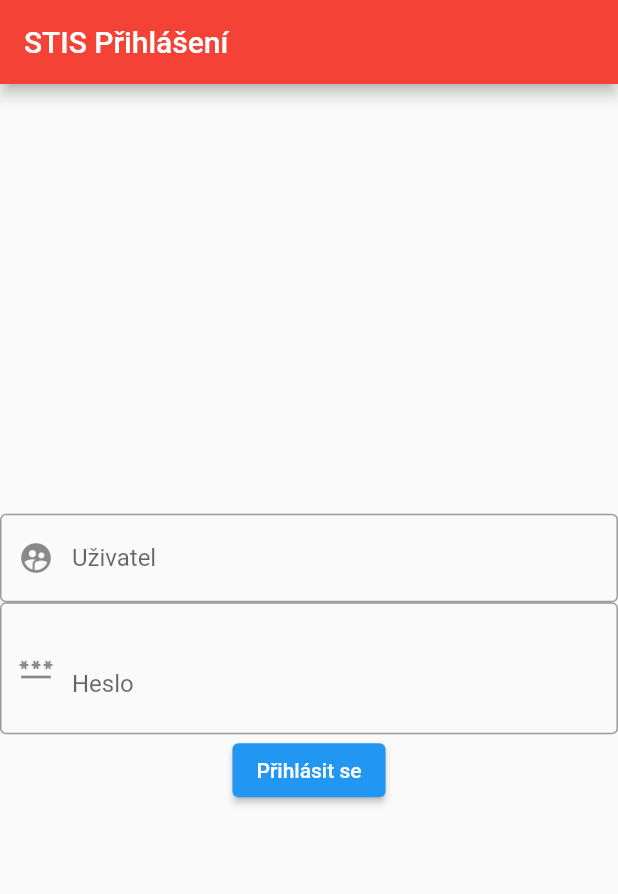
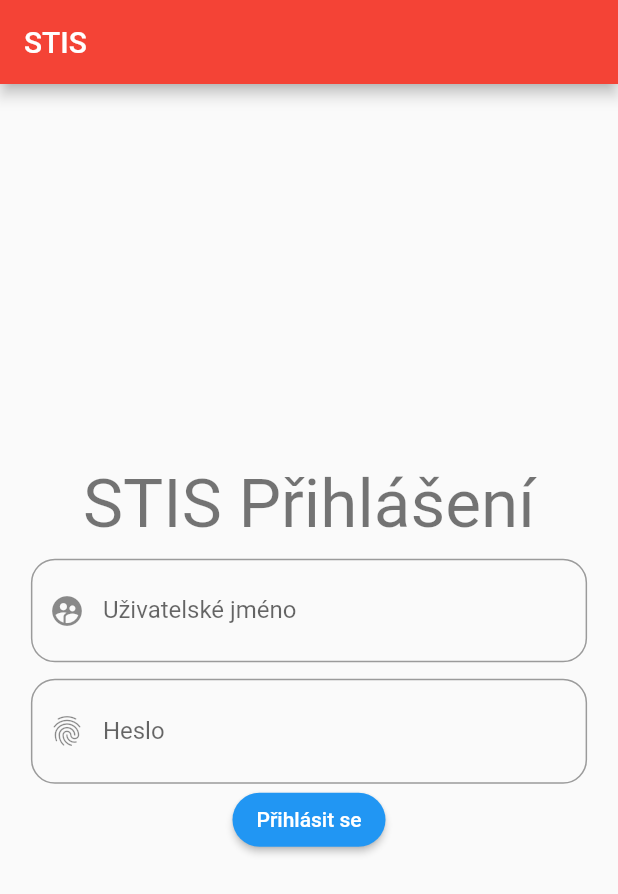
Before and after one commit to tobisminer/StarnetLogin, a Flutter app: the screen it shows after launch, on a phone screen of 412 x 824 dp. Shown: the top 894 px of the screen. Run offline on Flutter 3.47's test engine with Material 2 defaults, Android fonts, the light colour scheme and no system bars.

Commit message:
UI changes

```diff
--- /dev/null
+++ b/lib/constants/strings.dart
@@ -0,0 +1,5 @@
+const String appName = "STIS";
+const String loginScreenTitle = "STIS Přihlášení";
+const String loginUserName = "Uživatelské jméno";
+const String loginPassword = "Heslo";
+const String loginButton = "Přihlásit se";
--- a/lib/home_screen.dart
+++ b/lib/home_screen.dart
@@ -14,7 +14,7 @@ class HomeScreen extends StatelessWidget {
       ),
       body: Center(
         child: SizedBox(
-          width: 400,
+          width: MediaQuery.of(context).size.width * 0.8,
           child: Card(
             child: Column(
               children: [
--- a/lib/main.dart
+++ b/lib/main.dart
@@ -1,6 +1,7 @@
 import 'package:flutter/material.dart';
 import 'package:starnet_login/utils.dart';
 import 'package:starnet_login/home_screen.dart';
+import 'package:starnet_login/constants/strings.dart';
 
 void main() {
   runApp(const MyApp());
@@ -38,15 +39,12 @@ class _LoginScreenState extends State<LoginScreen> {
             MaterialPageRoute(builder: (context) => HomeScreen(token: token)));
       });
     } catch (e) {
-      ScaffoldMessenger.of(context).showSnackBar(
-          SnackBar(
-            backgroundColor: Colors.red,
-            duration: const Duration(seconds: 5),
-            content: Text(e.toString()),
-          )
-      );
+      showErrorToUser(e, context);
+    }
   }
 
+  void hideSnackBar() {
+    ScaffoldMessenger.of(context).hideCurrentSnackBar();
   }
 
   @override
@@ -60,29 +58,57 @@ class _LoginScreenState extends State<LoginScreen> {
   Widget build(BuildContext context) {
     return Scaffold(
       appBar: AppBar(
-        title: const Text("STIS Přihlášení"),
+        title: const Text(appName),
         backgroundColor: Colors.red,
       ),
-      body: Column(
-        crossAxisAlignment: CrossAxisAlignment.center,
-        mainAxisAlignment: MainAxisAlignment.center,
-        children: [
-          TextField(
+      body: Center(
+        child: SizedBox(
+          width: MediaQuery.of(context).size.width * 0.9,
+          child: Column(mainAxisAlignment: MainAxisAlignment.center, children: [
+            Text(loginScreenTitle,
+                style: Theme.of(context).textTheme.displaySmall),
+            const SizedBox(height: 10.0),
+            SizedBox(
+                height: 70.0,
+                child: TextField(
                   controller: _userController,
-            decoration: const InputDecoration(
-                border: OutlineInputBorder(),
-                prefixIcon: Icon(Icons.supervised_user_circle_sharp),
-                hintText: "Uživatel"),
+                  onChanged: (value) {
+                    setState(() {
+                      hideSnackBar();
+                    });
+                  },
+                  decoration: InputDecoration(
+                      contentPadding: const EdgeInsets.symmetric(
+                          vertical: 25.0, horizontal: 10.0),
+                      border: OutlineInputBorder(
+                        borderRadius: BorderRadius.circular(16.0),
                       ),
-          TextField(
+                      prefixIcon:
+                          const Icon(Icons.supervised_user_circle_sharp),
+                      labelText: loginUserName),
+                )),
+            const SizedBox(height: 10.0),
+            SizedBox(
+                height: 70.0,
+                child: TextField(
                   controller: _passwordController,
                   obscureText: hidePassword,
                   enableSuggestions: false,
                   autocorrect: false,
+                  onChanged: (value) {
+                    setState(() {
+                      hideSnackBar();
+                    });
+                  },
                   decoration: InputDecoration(
-              border: const OutlineInputBorder(),
-              prefixIcon: const Icon(Icons.password),
+                    contentPadding: const EdgeInsets.symmetric(
+                        vertical: 25.0, horizontal: 10.0),
+                    border: OutlineInputBorder(
+                      borderRadius: BorderRadius.circular(16.0),
+                    ),
+                    prefixIcon: const Icon(Icons.fingerprint),
                     suffix: IconButton(
+                        padding: const EdgeInsets.only(top: 25),
                         onPressed: () {
                           setState(() {
                             hidePassword = !hidePassword;
@@ -91,12 +117,19 @@ class _LoginScreenState extends State<LoginScreen> {
                         icon: Icon(hidePassword
                             ? Icons.remove_red_eye
                             : Icons.remove_red_eye_outlined)),
-              hintText: "Heslo",
+                    labelText: loginPassword,
+                  ),
+                )),
+            ElevatedButton(
+                onPressed: () => _login(),
+                style: ElevatedButton.styleFrom(
+                  shape: RoundedRectangleBorder(
+                    borderRadius: BorderRadius.circular(32.0),
                   ),
                 ),
-          ElevatedButton(
-              onPressed: () => _login(), child: const Text("Přihlásit se"))
-        ],
+                child: const Text(loginButton))
+          ]),
+        ),
       ),
     );
   }
```
Also changed, not shown: lib/utils.dart (+29 -7 lines). Lines whose indentation alone changed are shown as unchanged.
